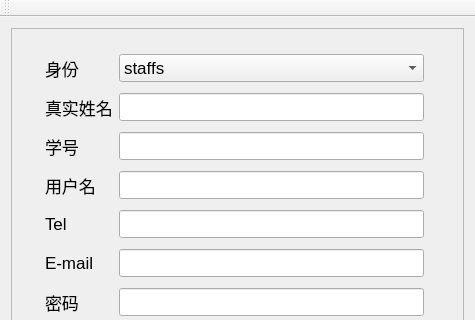
This is new_user.ui in lixiaojia2017/libclient as Qt 5 draws it before an edit; both pictures show x 0 to 475 and y 0 to 320 of the 475 by 500 pixel window. The edited form follows.
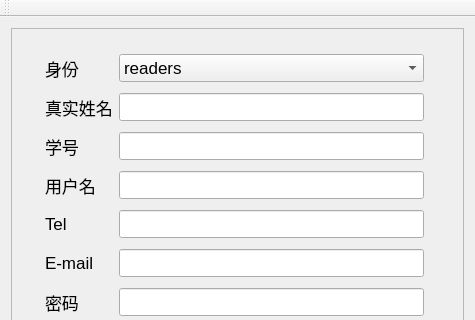
This is the edited form.

What changed in the file:
```diff
--- a/new_user.ui
+++ b/new_user.ui
@@ -104,7 +104,7 @@
             <widget class="QComboBox" name="comboBox">
              <item>
               <property name="text">
-               <string>staffs</string>
+               <string>readers</string>
               </property>
              </item>
              <item>
```
Left out of the diff: 4 changed lines with no effect on the pictures.
